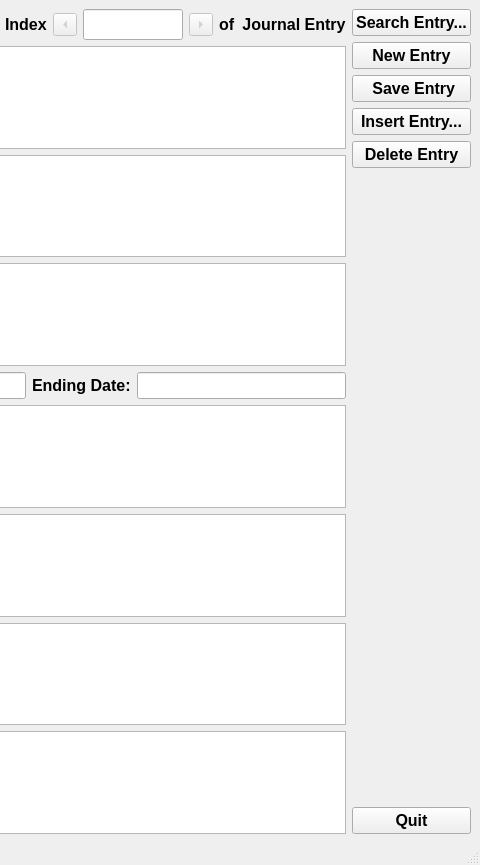
Qt form Books20/Tools/python/aabooks/journal/designer/ui_JournalEntry.ui (JimFowler/books) before a commit; both pictures show x 306 to 786 and y 0 to 865 of the 786 by 865 pixel window.
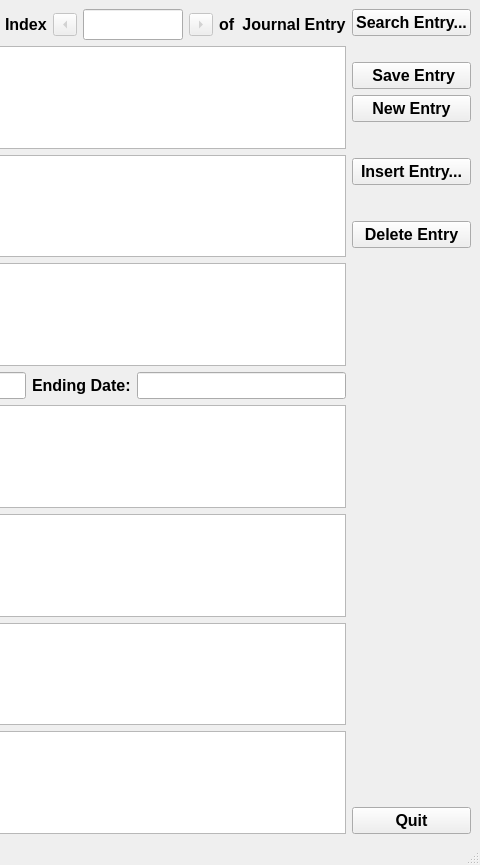
The same form after that commit.

Commit message:
Update button layout for better ease of use
 On branch master

 Changes to be committed:
	modified:   Books20/Tools/python/aabooks/journal/designer/ui_JournalEntry.ui

The edit to the form file:
```diff
--- a/Books20/Tools/python/aabooks/journal/designer/ui_JournalEntry.ui
+++ b/Books20/Tools/python/aabooks/journal/designer/ui_JournalEntry.ui
@@ -538,24 +538,20 @@
        </widget>
       </item>
       <item>
-       <widget class="QPushButton" name="newButton">
-        <property name="font">
-         <font>
-          <pointsize>12</pointsize>
-          <weight>75</weight>
-          <bold>true</bold>
-         </font>
+       <spacer name="verticalSpacer_4">
+        <property name="orientation">
+         <enum>Qt::Vertical</enum>
         </property>
-        <property name="focusPolicy">
-         <enum>Qt::NoFocus</enum>
+        <property name="sizeType">
+         <enum>QSizePolicy::Fixed</enum>
         </property>
-        <property name="toolTip">
-         <string>create a new, blank entry</string>
+        <property name="sizeHint" stdset="0">
+         <size>
+          <width>20</width>
+          <height>20</height>
+         </size>
         </property>
-        <property name="text">
-         <string>New Entry</string>
-        </property>
-       </widget>
+       </spacer>
       </item>
       <item>
        <widget class="QPushButton" name="saveButton">
@@ -580,6 +576,42 @@
         </property>
        </widget>
       </item>
+      <item>
+       <widget class="QPushButton" name="newButton">
+        <property name="font">
+         <font>
+          <pointsize>12</pointsize>
+          <weight>75</weight>
+          <bold>true</bold>
+         </font>
+        </property>
+        <property name="focusPolicy">
+         <enum>Qt::NoFocus</enum>
+        </property>
+        <property name="toolTip">
+         <string>create a new, blank entry</string>
+        </property>
+        <property name="text">
+         <string>New Entry</string>
+        </property>
+       </widget>
+      </item>
+      <item>
+       <spacer name="verticalSpacer_3">
+        <property name="orientation">
+         <enum>Qt::Vertical</enum>
+        </property>
+        <property name="sizeType">
+         <enum>QSizePolicy::Fixed</enum>
+        </property>
+        <property name="sizeHint" stdset="0">
+         <size>
+          <width>20</width>
+          <height>30</height>
+         </size>
+        </property>
+       </spacer>
+      </item>
       <item>
        <widget class="QPushButton" name="insertButton">
         <property name="font">
@@ -597,6 +629,22 @@
         </property>
        </widget>
       </item>
+      <item>
+       <spacer name="verticalSpacer_2">
+        <property name="orientation">
+         <enum>Qt::Vertical</enum>
+        </property>
+        <property name="sizeType">
+         <enum>QSizePolicy::Fixed</enum>
+        </property>
+        <property name="sizeHint" stdset="0">
+         <size>
+          <width>20</width>
+          <height>30</height>
+         </size>
+        </property>
+       </spacer>
+      </item>
       <item>
        <widget class="QPushButton" name="deleteButton">
         <property name="enabled">
```
